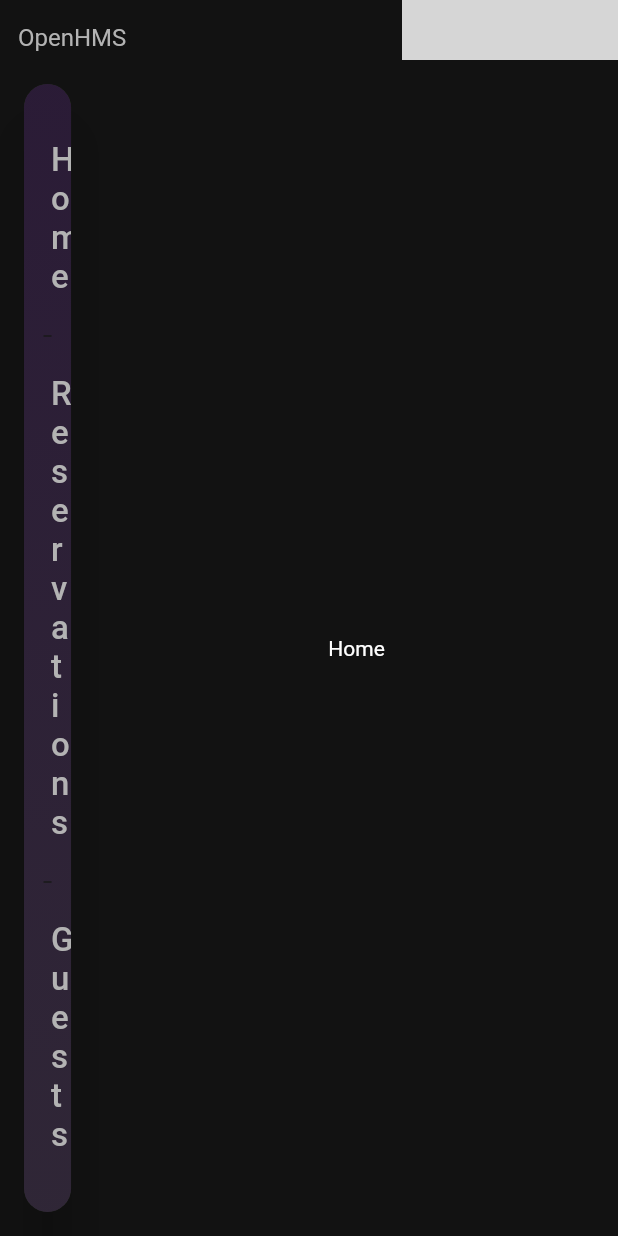
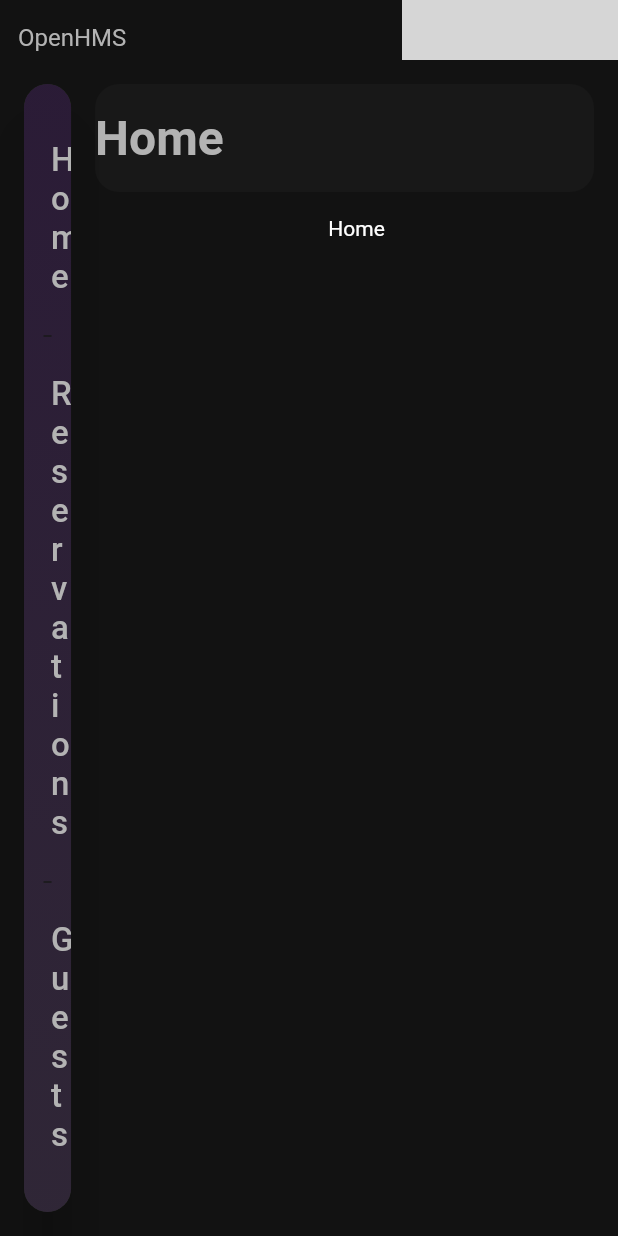
Before and after one commit to copylon/copylon, a Flutter app: the screen it shows after launch, on a phone screen of 412 x 824 dp. Run offline on Flutter 3.47's test engine with Material 2 defaults, Android fonts, the phone set to English and light mode, and no system bars; missing offline and left inert: titlebar_buttons, window_manager; grey boxes are pictures that could not be loaded.

Commit message:
Add header title

```diff
--- /dev/null
+++ b/lib/core/widgets/header.dart
@@ -0,0 +1,34 @@
+import 'package:flutter/material.dart';
+
+class Header extends StatelessWidget {
+  const Header({Key? key, required this.title}) : super(key: key);
+
+  final String title;
+
+  @override
+  Widget build(BuildContext context) {
+    final theme = Theme.of(context).colorScheme;
+    return Padding(
+      padding: const EdgeInsets.only(top: 16, bottom: 16, right: 16),
+      child: Container(
+        height: 72,
+        decoration: BoxDecoration(
+          color: theme.primary.withOpacity(0.25),
+          borderRadius: BorderRadius.circular(16),
+        ),
+        child: Row(
+          mainAxisAlignment: MainAxisAlignment.spaceBetween,
+          children: [
+            Text(
+              title,
+              style: TextStyle(
+                  fontSize: 32,
+                  fontWeight: FontWeight.bold,
+                  color: theme.onSurface),
+            ),
+          ],
+        ),
+      ),
+    );
+  }
+}
--- a/lib/home/view/home_page.dart
+++ b/lib/home/view/home_page.dart
@@ -1,4 +1,5 @@
 import 'package:flutter/material.dart';
+import 'package:openhms/core/widgets/header.dart';
 import 'package:openhms/core/widgets/side_navbar.dart';
 import 'package:openhms/core/widgets/title_bar.dart';
 
@@ -17,16 +18,21 @@ class HomePage extends StatelessWidget {
             child: SafeArea(
               child: Row(
                 mainAxisAlignment: MainAxisAlignment.start,
-                children: const [
-                  Flexible(
+                children: [
+                  const Flexible(
                     fit: FlexFit.loose,
                     flex: 2,
                     child: SideNavBar(),
                   ),
                   Expanded(
                       flex: 11,
-                      child: Center(
-                        child: Text('Home'),
+                      child: Column(
+                        children: const [
+                          Header(title: 'Home'),
+                          Center(
+                            child: Text('Home'),
+                          ),
+                        ],
                       ))
                 ],
               ),
```
